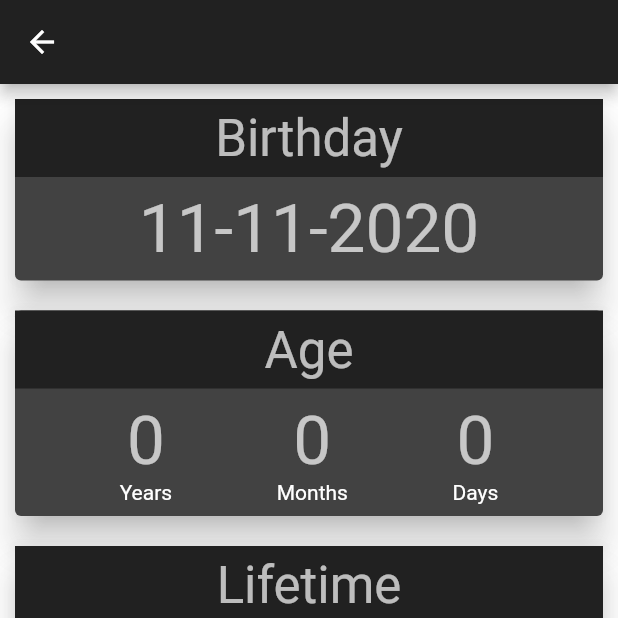
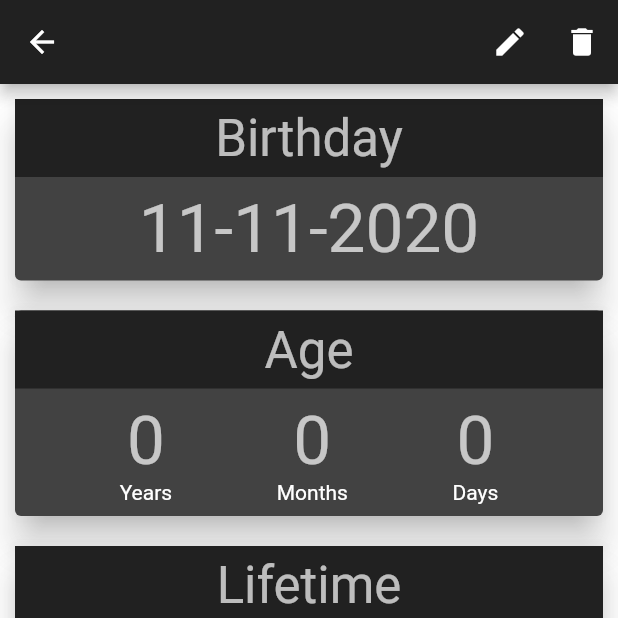
Before and after one commit to nick990/AgeCalculator, a Flutter app: the MyDateDetailsScreen screen opened directly with empty values, on a phone screen of 412 x 824 dp, the top half of it. Run offline on Flutter 3.47's test engine with Material 2 defaults, Android fonts, the phone set to English and light mode, and no system bars; our stand-ins replace share, sqflite; accounts and stored records are empty.

Commit message:
MyDate details: added mock action buttons to edit and to remove.

```diff
--- a/lib/pages/my_date_details_screen.dart
+++ b/lib/pages/my_date_details_screen.dart
@@ -48,6 +48,10 @@ class MyDateDetailsScreen extends StatelessWidget {
             myDate.name,
             style: Theme.of(context).textTheme.headline3,
           ),
+          actions: <Widget>[
+            IconButton(icon: Icon(Icons.edit), onPressed: () => {}),
+            IconButton(icon: Icon(Icons.delete), onPressed: () => {}),
+          ],
         ),
         body: SingleChildScrollView(
           child: Column(
```
